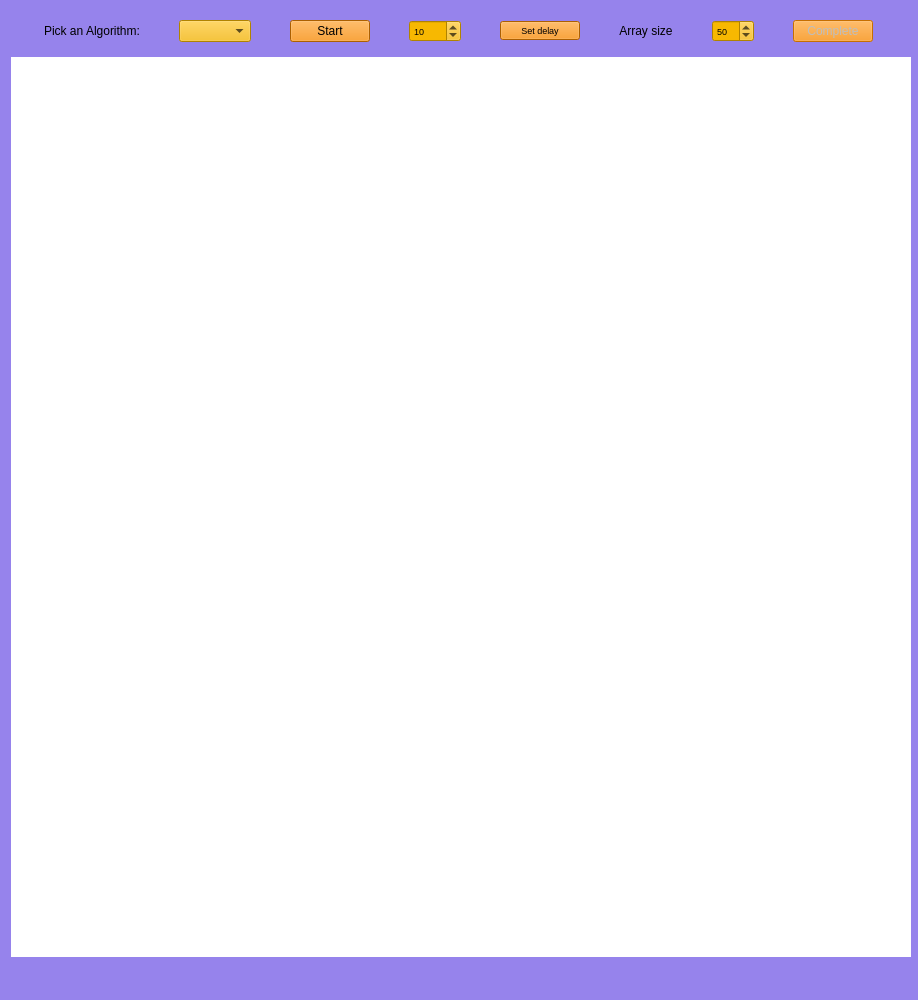
The window that gui/barGraph/mainwindow.ui (ethancfung/Sorting-Pathfinding-Algorithm-Visualizer) describes before a commit, drawn with Qt 5.
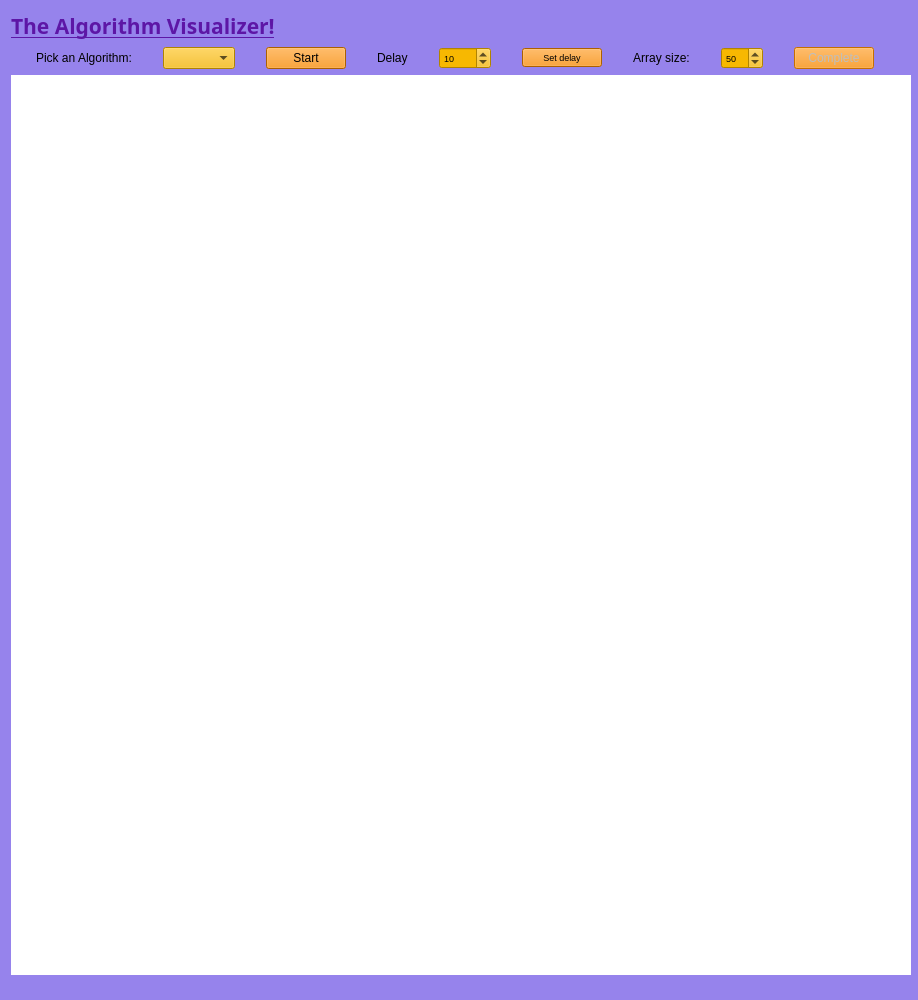
The same window after the commit.

Commit message: added title and color

The edit to the form file:
```diff
--- a/gui/barGraph/mainwindow.ui
+++ b/gui/barGraph/mainwindow.ui
@@ -36,6 +36,25 @@
   </property>
   <widget class="QWidget" name="centralWidget">
    <layout class="QVBoxLayout" name="verticalLayout">
+    <item>
+     <widget class="QLabel" name="label_4">
+      <property name="font">
+       <font>
+        <family>Roman</family>
+        <pointsize>16</pointsize>
+        <weight>75</weight>
+        <bold>true</bold>
+        <underline>true</underline>
+       </font>
+      </property>
+      <property name="styleSheet">
+       <string notr="true">color: rgb(93, 22, 166);</string>
+      </property>
+      <property name="text">
+       <string>The Algorithm Visualizer!</string>
+      </property>
+     </widget>
+    </item>
     <item>
      <layout class="QHBoxLayout" name="horizontalLayout_2">
       <item>
@@ -86,6 +105,19 @@
         </property>
        </widget>
       </item>
+      <item>
+       <widget class="QLabel" name="label_2">
+        <property name="sizePolicy">
+         <sizepolicy hsizetype="Fixed" vsizetype="Fixed">
+          <horstretch>0</horstretch>
+          <verstretch>0</verstretch>
+         </sizepolicy>
+        </property>
+        <property name="text">
+         <string>Delay</string>
+        </property>
+       </widget>
+      </item>
       <item>
        <widget class="QSpinBox" name="spinBox">
         <property name="sizePolicy">
@@ -155,7 +187,7 @@
          <enum>Qt::LeftToRight</enum>
         </property>
         <property name="text">
-         <string>Array size</string>
+         <string>Array size:</string>
         </property>
         <property name="alignment">
          <set>Qt::AlignCenter</set>
```
The commit also changes 3 other files.
